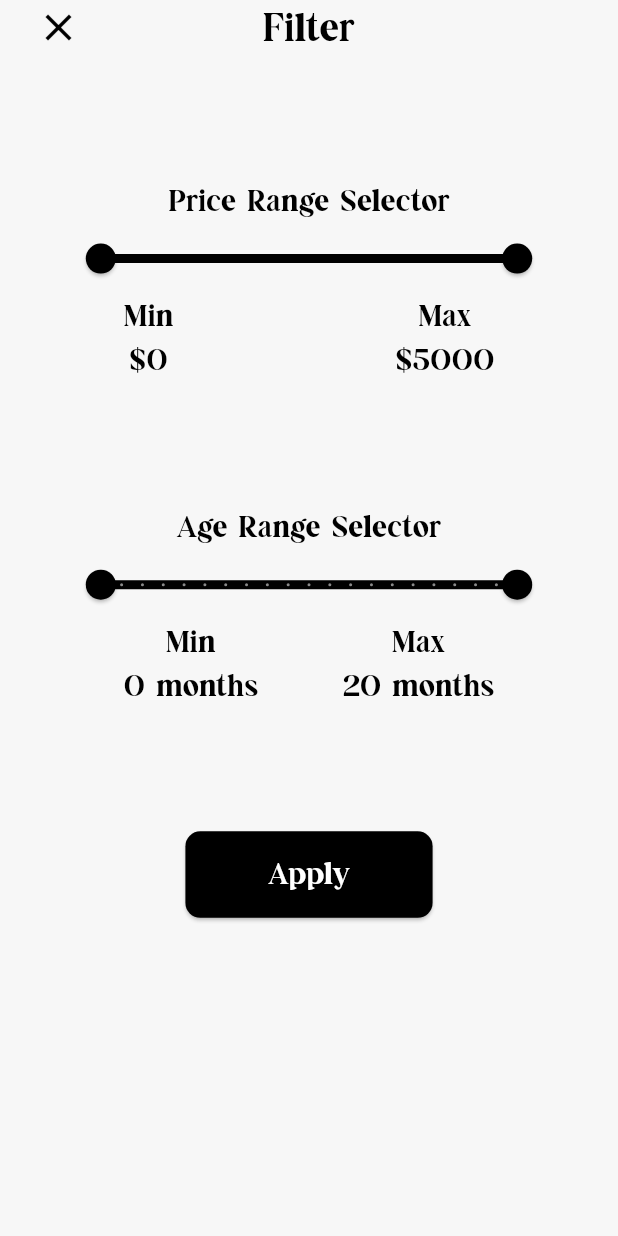
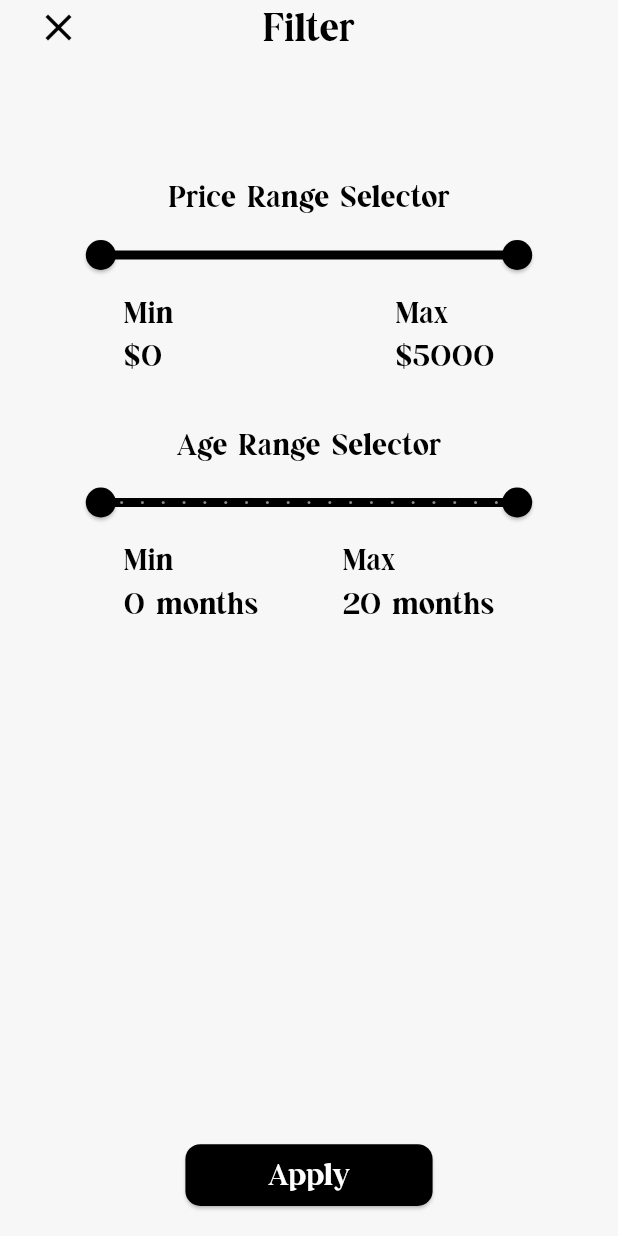
Before and after one commit to Tanujkarteek/Pet-Adoption, a Flutter app: the screen it shows after launch, after a tap on "Filter", on a phone screen of 412 x 824 dp. Run offline on Flutter 3.47's test engine with Material 3 defaults, Android fonts, the phone set to English and light mode, and no system bars; our stand-ins replace bloc, cached_network_image, confetti, flutter_bloc, flutter_lorem, hive_ce and 4 more; accounts and stored records are empty; network calls fail.

Commit message:
feat: :zap: fix filter layout

```diff
--- a/lib/screens/details.dart
+++ b/lib/screens/details.dart
@@ -39,8 +39,6 @@ class _PetDetailState extends State<PetDetail> {
   final _myBox = Hive.box('pets');
 
   void _showPopUp(BuildContext context, int index) {
-    //create a toast
-    final scaffold = ScaffoldMessenger.of(context);
     QuickAlert.show(
       confirmBtnColor: Colors.black,
       context: context,
@@ -49,7 +47,8 @@ class _PetDetailState extends State<PetDetail> {
       onConfirmBtnTap: () {
         context.read<AdoptedBloc>().add(AdoptionExit());
         Navigator.pop(context);
-        });
+      },
+    );
   }
 
   @override
@@ -93,10 +92,10 @@ class _PetDetailState extends State<PetDetail> {
           alignment: Alignment.bottomCenter,
           children: [
             Scaffold(
+              backgroundColor: Theme.of(context).colorScheme.surface,
               body: SingleChildScrollView(
                 physics: NeverScrollableScrollPhysics(),
                 child: Stack(
-                  // alignment: Alignment.bottomCenter,
                   children: [
                     SizedBox(
                       child: !isLandscape
--- a/lib/screens/filter.dart
+++ b/lib/screens/filter.dart
@@ -1,7 +1,6 @@
 import 'package:flutter/material.dart';
 
 import '../constants/data.dart';
-
 
 class FilterPage extends StatefulWidget {
   late List<DataModel> foundList = [];
@@ -15,7 +14,6 @@ class FilterPageState extends State<FilterPage> {
   RangeValues _currentPriceValues = const RangeValues(0, 5000);
   RangeValues _currentAgeValues = const RangeValues(0, 20);
 
-
   void _runFilter() async {
     // print("_currentPriceValues: ${_currentPriceValues.start}-${_currentPriceValues.end}");
     // print("_currentAgeValues: ${_currentAgeValues.start}-${_currentAgeValues.end}");
@@ -24,12 +22,12 @@ class FilterPageState extends State<FilterPage> {
     //print(foundList.length);
     for (var i = 0; i < widget.foundList.length; i++) {
       //print(int.parse(dataList[i].price));
-        if (
-        int.parse(widget.foundList[i].price) >= _currentPriceValues.start.toInt() &&
-            int.parse(widget.foundList[i].price) <= _currentPriceValues.end.toInt() &&
+      if (int.parse(widget.foundList[i].price) >=
+              _currentPriceValues.start.toInt() &&
+          int.parse(widget.foundList[i].price) <=
+              _currentPriceValues.end.toInt() &&
           widget.foundList[i].age >= _currentAgeValues.start.toInt() &&
-            widget.foundList[i].age <= _currentAgeValues.end.toInt()
-        ) {
+          widget.foundList[i].age <= _currentAgeValues.end.toInt()) {
         // Check if the item is not already in foundList
         if (!foundList.contains(widget.foundList[i])) {
           foundList.add(widget.foundList[i]);
@@ -40,50 +38,16 @@ class FilterPageState extends State<FilterPage> {
     print(foundList.length);
     Navigator.pop(context, foundList);
   }
+
   @override
   Widget build(BuildContext context) {
-    return Directionality(
-      textDirection: TextDirection.ltr,
-      child: Scaffold(
-        body: SafeArea(
-          child: Container(
-            width: MediaQuery.of(context).size.width,
-            child: Column(
+    final isLandscape =
+        MediaQuery.of(context).orientation == Orientation.landscape;
+
+    Widget priceFilter() {
+      return Column(
         crossAxisAlignment: CrossAxisAlignment.center,
         children: [
-                Stack(
-                  alignment: Alignment.center,
-                  children: [
-                    SizedBox(
-                      width: MediaQuery.of(context).size.width,
-                      child: Text(
-                        textAlign: TextAlign.center,
-                        'Filter',
-                        style: TextStyle(
-                          color: Theme.of(context).colorScheme.primary,
-                          fontSize: 26,
-                          fontFamily: 'WatchQuinn',
-                        ),
-                      ),
-                    ),
-                    Positioned(
-                      left: 15,
-                      child: IconButton(
-                        onPressed: () {
-                          Navigator.pop(context);
-                        },
-                        icon: Icon(
-                          Icons.close,
-                          size: 30,
-                          color: Theme.of(context).colorScheme.primary,
-                        ),
-                      ),
-                    ),
-                  ],
-                ),
-                SizedBox(
-                  height: MediaQuery.of(context).size.height * 0.1,
-                ),
           Text(
             'Price Range Selector',
             style: TextStyle(
@@ -113,15 +77,11 @@ class FilterPageState extends State<FilterPage> {
             ),
           ),
           SizedBox(
-                  key: Key('maxPriceText'),
             width: MediaQuery.of(context).size.width * 0.8,
             child: Row(
               children: [
-                      SizedBox(
-                        width: MediaQuery.of(context).size.width * 0.1,
-                      ),
+                SizedBox(width: MediaQuery.of(context).size.width * 0.1),
                 Text(
-                        textAlign: TextAlign.center,
                   'Min\n\$${_currentPriceValues.start.round()}',
                   style: TextStyle(
                     color: Theme.of(context).colorScheme.primary,
@@ -131,7 +91,6 @@ class FilterPageState extends State<FilterPage> {
                 ),
                 Spacer(),
                 Text(
-                        textAlign: TextAlign.center,
                   'Max\n\$${_currentPriceValues.end.round()}',
                   style: TextStyle(
                     color: Theme.of(context).colorScheme.primary,
@@ -139,15 +98,18 @@ class FilterPageState extends State<FilterPage> {
                     fontFamily: 'WatchQuinn',
                   ),
                 ),
-                      SizedBox(
-                        width: MediaQuery.of(context).size.width * 0.1,
-                      ),
+                SizedBox(width: MediaQuery.of(context).size.width * 0.1),
               ],
             ),
           ),
-                SizedBox(
-                  height: MediaQuery.of(context).size.height * 0.1,
-                ),
+        ],
+      );
+    }
+
+    Widget ageFilter() {
+      return Column(
+        crossAxisAlignment: CrossAxisAlignment.center,
+        children: [
           Text(
             'Age Range Selector',
             style: TextStyle(
@@ -180,11 +142,8 @@ class FilterPageState extends State<FilterPage> {
             width: MediaQuery.of(context).size.width * 0.8,
             child: Row(
               children: [
-                      SizedBox(
-                        width: MediaQuery.of(context).size.width * 0.1,
-                      ),
+                SizedBox(width: MediaQuery.of(context).size.width * 0.1),
                 Text(
-                        textAlign: TextAlign.center,
                   'Min\n${_currentAgeValues.start.round()} months',
                   style: TextStyle(
                     color: Theme.of(context).colorScheme.primary,
@@ -194,7 +153,6 @@ class FilterPageState extends State<FilterPage> {
                 ),
                 Spacer(),
                 Text(
-                        textAlign: TextAlign.center,
                   'Max\n${_currentAgeValues.end.round()} months',
                   style: TextStyle(
                     color: Theme.of(context).colorScheme.primary,
@@ -202,23 +160,78 @@ class FilterPageState extends State<FilterPage> {
                     fontFamily: 'WatchQuinn',
                   ),
                 ),
+                SizedBox(width: MediaQuery.of(context).size.width * 0.1),
+              ],
+            ),
+          ),
+        ],
+      );
+    }
+
+    return Directionality(
+      textDirection: TextDirection.ltr,
+      child: Scaffold(
+        body: SafeArea(
+          child: Container(
+            width: MediaQuery.of(context).size.width,
+            child: Column(
+              children: [
+                Stack(
+                  alignment: Alignment.center,
+                  children: [
                     SizedBox(
-                        width: MediaQuery.of(context).size.width * 0.1,
+                      width: MediaQuery.of(context).size.width,
+                      child: Text(
+                        textAlign: TextAlign.center,
+                        'Filter',
+                        style: TextStyle(
+                          color: Theme.of(context).colorScheme.primary,
+                          fontSize: 26,
+                          fontFamily: 'WatchQuinn',
+                        ),
+                      ),
+                    ),
+                    Positioned(
+                      left: 15,
+                      child: IconButton(
+                        onPressed: () {
+                          Navigator.pop(context);
+                        },
+                        icon: Icon(
+                          Icons.close,
+                          size: 30,
+                          color: Theme.of(context).colorScheme.primary,
+                        ),
+                      ),
                     ),
                   ],
                 ),
+                SizedBox(height: isLandscape ? 40 : 80),
+                Expanded(
+                  child: isLandscape
+                      ? Row(
+                          crossAxisAlignment: CrossAxisAlignment.start,
+                          children: [
+                            Expanded(child: priceFilter()),
+                            Expanded(child: ageFilter()),
+                          ],
+                        )
+                      : Column(
+                          children: [
+                            priceFilter(),
+                            SizedBox(height: 30),
+                            ageFilter(),
+                          ],
                         ),
-                SizedBox(
-                  height: MediaQuery.of(context).size.height * 0.1,
                 ),
+                SizedBox(height: 20),
                 SizedBox(
                   width: MediaQuery.of(context).size.width * 0.4,
-                  height: MediaQuery.of(context).size.height * 0.07,
+                  height: isLandscape
+                      ? MediaQuery.of(context).size.height * 0.08
+                      : MediaQuery.of(context).size.height * 0.05,
                   child: ElevatedButton(
-                    onPressed: () {
-                      _runFilter();
-                      // Navigator.pushAndRemoveUntil(context, MaterialPageRoute(builder: (context) => HomeScreen()), (route) => false);
-                    },
+                    onPressed: _runFilter,
                     style: ElevatedButton.styleFrom(
                       backgroundColor: Theme.of(context).colorScheme.primary,
                       shape: RoundedRectangleBorder(
@@ -235,6 +248,7 @@ class FilterPageState extends State<FilterPage> {
                     ),
                   ),
                 ),
+                SizedBox(height: 20),
               ],
             ),
           ),
@@ -244,7 +258,7 @@ class FilterPageState extends State<FilterPage> {
   }
 }
 
-int setPrice(RangeValues values, List<DataModel> dataList)  {
+int setPrice(RangeValues values, List<DataModel> dataList) {
   int numberItem = 0;
   //iterate the list and find the number of items that are in the range
   for (var i = 0; i < dataList.length; i++) {
--- a/lib/screens/homescreen.dart
+++ b/lib/screens/homescreen.dart
@@ -35,6 +35,7 @@ class _HomeScreenState extends State<HomeScreen> {
   final ScrollController _scrollController = ScrollController();
   // Repository instance with default implementation if not provided
   late final PetRepositoryInterface _petRepository;
+  bool _isFilterActive = false;
 
   // Method to handle refresh action
   Future<void> _refreshData() async {
@@ -50,6 +51,7 @@ class _HomeScreenState extends State<HomeScreen> {
       _foundList = freshData;
       selectedColor = ColorRandomizer(_foundList);
       isLoading = false;
+      _isFilterActive = false;
     });
   }
 
@@ -107,6 +109,13 @@ class _HomeScreenState extends State<HomeScreen> {
     });
   }
 
+  void _clearFilters() {
+    setState(() {
+      _foundList = fetchedList;
+      _isFilterActive = false;
+    });
+  }
+
   @override
   void dispose() {
     _scrollController.dispose();
@@ -117,6 +126,7 @@ class _HomeScreenState extends State<HomeScreen> {
   Widget build(BuildContext context) {
     final isLandscape =
         MediaQuery.of(context).orientation == Orientation.landscape;
+    final isIos = Theme.of(context).platform == TargetPlatform.iOS;
     return LoadingOverlayWidget(
       isLoading: isLoading,
       child: BlocListener(
@@ -157,7 +167,9 @@ class _HomeScreenState extends State<HomeScreen> {
                     ),
                     child: Container(
                       height: !isLandscape
-                          ? MediaQuery.of(context).size.height * 0.06
+                          ? isIos
+                              ? MediaQuery.of(context).size.height * 0.06
+                              : MediaQuery.of(context).size.height * 0.05
                           : MediaQuery.of(context).size.height * 0.1,
                       decoration: BoxDecoration(
                         color: Theme.of(context)
@@ -223,8 +235,40 @@ class _HomeScreenState extends State<HomeScreen> {
                               ),
                             ),
                             Spacer(),
+                            // Show active filter indicator and clear button if filters are active
+                            if (_isFilterActive)
+                              GestureDetector(
+                                onTap: _clearFilters,
+                                child: Container(
+                                  padding: EdgeInsets.symmetric(
+                                    horizontal: 5,
+                                    vertical: 2,
+                                  ),
+                                  decoration: BoxDecoration(
+                                    color: Theme.of(context)
+                                        .colorScheme
+                                        .primary
+                                        .withValues(alpha: 0.2),
+                                    borderRadius: BorderRadius.circular(5),
+                                  ),
+                                  child: Text(
+                                    'Clear Filters',
+                                    style: TextStyle(
+                                      color:
+                                          Theme.of(context).colorScheme.primary,
+                                      fontSize: 12,
+                                      fontFamily: 'Inter',
+                                      fontWeight: FontWeight.bold,
+                                    ),
+                                  ),
+                                ),
+                              ),
+                            SizedBox(width: 12),
                             GestureDetector(
                               onTap: () async {
+                                setState(() {
+                                  selectedCategory = 'All';
+                                });
                                 final updatedList = await Navigator.push(
                                   context,
                                   MaterialPageRoute(
@@ -236,6 +280,7 @@ class _HomeScreenState extends State<HomeScreen> {
                                 if (updatedList != null) {
                                   setState(() {
                                     _foundList = updatedList;
+                                    _isFilterActive = true;
                                   });
                                 }
                               },
@@ -243,7 +288,7 @@ class _HomeScreenState extends State<HomeScreen> {
                                 'Filter',
                                 style: TextStyle(
                                   color: Theme.of(context).colorScheme.primary,
-                                  fontSize: 16,
+                                  fontSize: 18,
                                   fontFamily: 'WatchQuinn',
                                 ),
                               ),
--- a/lib/widgets/pet_list.dart
+++ b/lib/widgets/pet_list.dart
@@ -109,7 +109,6 @@ class _PetListState extends State<PetList> {
                         alignment: Alignment.center,
                         children: [
                           Column(
-                            mainAxisAlignment: MainAxisAlignment.center,
                             crossAxisAlignment: CrossAxisAlignment.center,
                             children: [
                               SizedBox(
@@ -132,8 +131,8 @@ class _PetListState extends State<PetList> {
                                         child: CircularProgressIndicator()),
                                     errorWidget: (context, url, error) =>
                                         Icon(Icons.error),
-                                    height: 100,
-                                    width: 100,
+                                    height: isIos ? 100 : 130,
+                                    width: isIos ? 100 : 130,
                                   ),
                                 ),
                               ),
@@ -201,23 +200,11 @@ class _PetListState extends State<PetList> {
                                         color: Theme.of(context)
                                             .colorScheme
                                             .primary,
-                                        fontSize: 10,
+                                        fontSize: 12,
                                         fontFamily: 'WatchQuinn',
                                       ),
                                     ),
                                     Spacer(),
-                                    // SizedBox(
-                                    //   child: !_myBox
-                                    //           .containsKey(widget.foundList[index].id)
-                                    //       ? Icon(
-                                    //           Icons.check,
-                                    //           color: Colors.green,
-                                    //         )
-                                    //       : Icon(
-                                    //           Icons.close,
-                                    //           color: Colors.red,
-                                    //         ),
-                                    // ),
                                     _myBox2.containsKey(
                                             widget.foundList[index].id)
                                         ? GestureDetector(
@@ -232,10 +219,7 @@ class _PetListState extends State<PetList> {
                                             },
                                             child: Icon(
                                               Icons.favorite,
-                                              size: MediaQuery.of(context)
-                                                      .size
-                                                      .width *
-                                                  0.06,
+                                              size: 26,
                                             ),
                                           )
                                         : GestureDetector(
@@ -250,10 +234,7 @@ class _PetListState extends State<PetList> {
                                             },
                                             child: Icon(
                                               Icons.favorite_border_outlined,
-                                              size: MediaQuery.of(context)
-                                                      .size
-                                                      .width *
-                                                  0.06,
+                                              size: 26,
                                             ),
                                           ),
                                   ],
```
Lines whose indentation alone changed are shown as unchanged.
